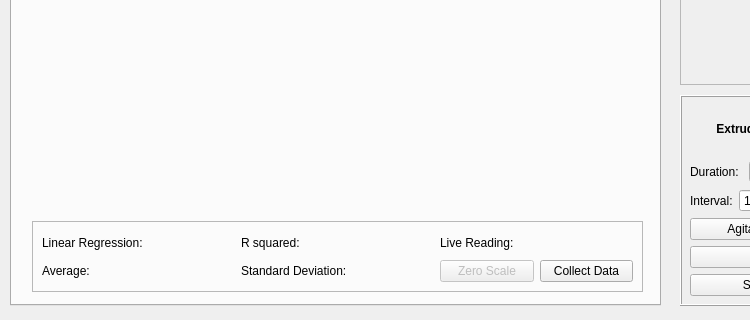
First picture: the form in _ui/PME.ui, repository boydstongroup/PME-DEV, before the edit; both pictures show x 0 to 750 and y 255 to 575 of the 1024 by 575 pixel window.
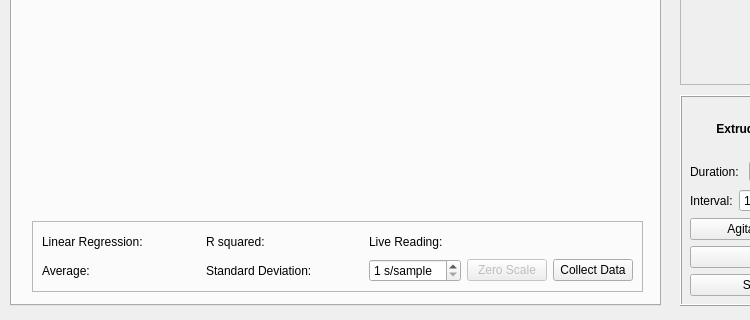
Second picture: the form after the edit. Icons and pictures are not drawn. Custom widgets are drawn as their Qt base class.

The edit to the form file:
```diff
--- a/_ui/PME.ui
+++ b/_ui/PME.ui
@@ -812,6 +812,19 @@
         </item>
         <item row="1" column="2">
          <layout class="QHBoxLayout" name="horizontalLayout_6">
+          <item>
+           <widget class="QSpinBox" name="sampleInterval_spinBox">
+            <property name="suffix">
+             <string> s/sample</string>
+            </property>
+            <property name="minimum">
+             <number>1</number>
+            </property>
+            <property name="maximum">
+             <number>60</number>
+            </property>
+           </widget>
+          </item>
           <item>
            <widget class="QPushButton" name="reset_pushButton">
             <property name="enabled">
```
